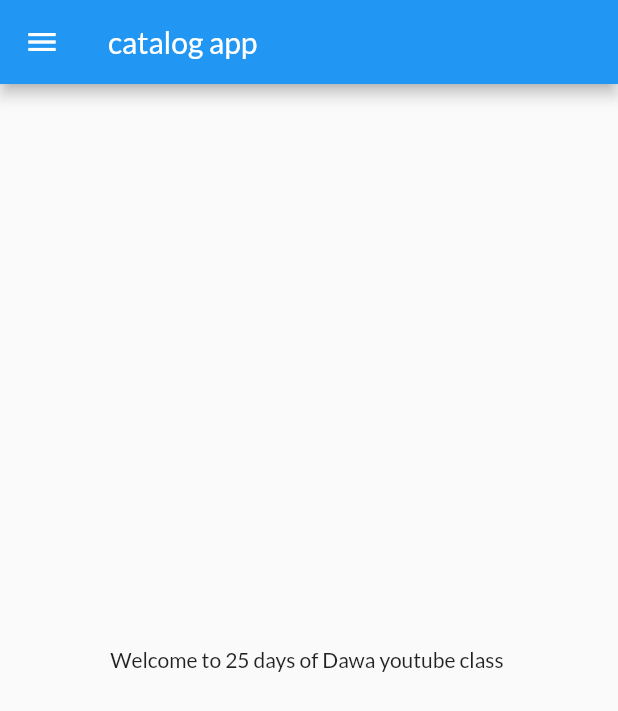
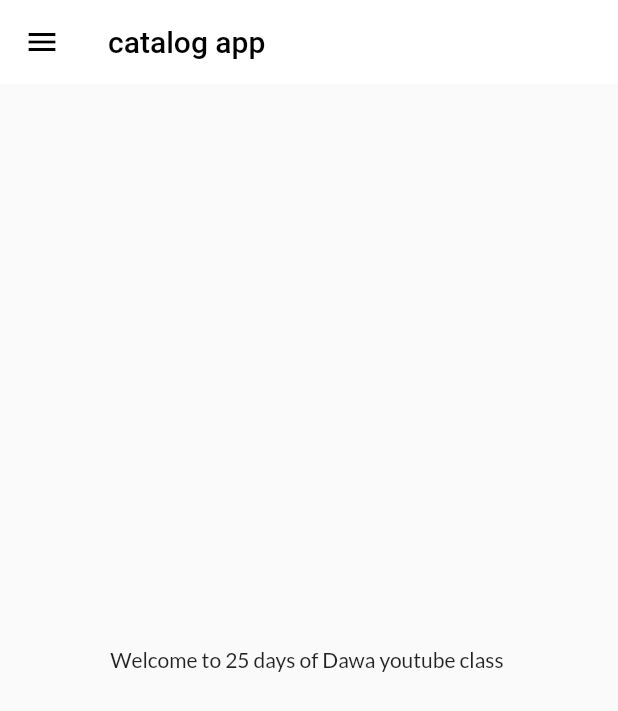
Before and after one commit to gyalche/30daysOfflutter, a Flutter app: the screen it shows after launch, on a phone screen of 412 x 824 dp. Shown: the top 711 px of the screen. Run offline on Flutter 3.47's test engine with Material 2 defaults, Android fonts, the phone set to English and light mode, and no system bars; our stand-ins replace google_fonts.

Commit message:
theme extracted

```diff
--- a/lib/home_page.dart
+++ b/lib/home_page.dart
@@ -9,7 +9,10 @@ class HomePage extends StatelessWidget {
   Widget build(BuildContext context) {
     return Scaffold(
       appBar: AppBar(
-        title: Text("catalog app"),
+        // backgroundColor: Colors.white,
+        // elevation: 0.0,
+        // iconTheme: IconThemeData(color: Colors.black;),
+        title: Text("catalog app", style: TextStyle(color:Colors.black),),
         // leading: Positioned(
         //   left: 300,
         //   // child: IconButton(onPressed: (){
--- a/lib/main.dart
+++ b/lib/main.dart
@@ -1,6 +1,7 @@
 import 'package:day_1/form.dart';
 import 'package:day_1/home_page.dart';
 import 'package:day_1/login_Page.dart';
+import 'package:day_1/themes.dart';
 import 'package:day_1/utils/routes.dart';
 import 'package:flutter/material.dart';
 import 'package:google_fonts/google_fonts.dart';
@@ -15,11 +16,18 @@ class myApp extends StatelessWidget {
   Widget build(BuildContext context) {
     return MaterialApp(
       title: "day1",
-      theme: ThemeData(
-        primaryColor: Colors.blue.shade100,
-        fontFamily: GoogleFonts.lato().fontFamily,
-        // primaryTextTheme: GoogleFonts.latoTextTheme()
-      ),
+      theme: MyTheme.lightTheme(context),
+      darkTheme: DarkTheme.darkTheme(context),
+      // theme: ThemeData(
+      //   primaryColor: Colors.blue.shade100,
+      //   fontFamily: GoogleFonts.lato().fontFamily,
+      //   appBarTheme: AppBarTheme(color: Colors.white,
+      //     elevation: 0.0,
+      //     iconTheme: IconThemeData(color: Colors.black),
+      //     textTheme: Theme.of(context).textTheme,
+      //   )
+      //   // primaryTextTheme: GoogleFonts.latoTextTheme()
+      // ),
       debugShowCheckedModeBanner: false,
       // home: HomePage(),
 
--- /dev/null
+++ b/lib/themes.dart
@@ -0,0 +1,38 @@
+import 'package:flutter/material.dart';
+import 'package:google_fonts/google_fonts.dart';
+
+class MyTheme{
+ static ThemeData lightTheme (BuildContext context)=>
+
+ ThemeData(
+        primaryColor: Colors.blue.shade100,
+        fontFamily: GoogleFonts.lato().fontFamily,
+        appBarTheme: AppBarTheme(color: Colors.white,
+          elevation: 0.0,
+          iconTheme: IconThemeData(color: Colors.black),
+          textTheme: Theme.of(context).textTheme,
+        )
+        // primaryTextTheme: GoogleFonts.latoTextTheme()
+);
+
+
+}
+
+
+//FOR DARK  THEME
+class DarkTheme{
+ static ThemeData darkTheme(BuildContext context)=>
+
+ ThemeData(
+        primaryColor: Colors.blue.shade100,
+        fontFamily: GoogleFonts.lato().fontFamily,
+        appBarTheme: AppBarTheme(color: Colors.white,
+          elevation: 0.0,
+          iconTheme: IconThemeData(color: Colors.black),
+          textTheme: Theme.of(context).textTheme,
+        )
+        // primaryTextTheme: GoogleFonts.latoTextTheme()
+);
+
+
+}
--- a/lib/utils/drawer.dart
+++ b/lib/utils/drawer.dart
@@ -29,6 +29,9 @@ class MyDrawer extends StatelessWidget {
            ListTile(
              leading: Icon(CupertinoIcons.home, color:Colors.black),
              title: const Text("Home", textScaleFactor: 1.2,),
+             onTap: (){
+               Navigator.pushNamed(context, MyRoutes.homeRoute);
+             },
            ),
            ListTile(
              leading: Icon(CupertinoIcons.person, color: Colors.black,),
```
